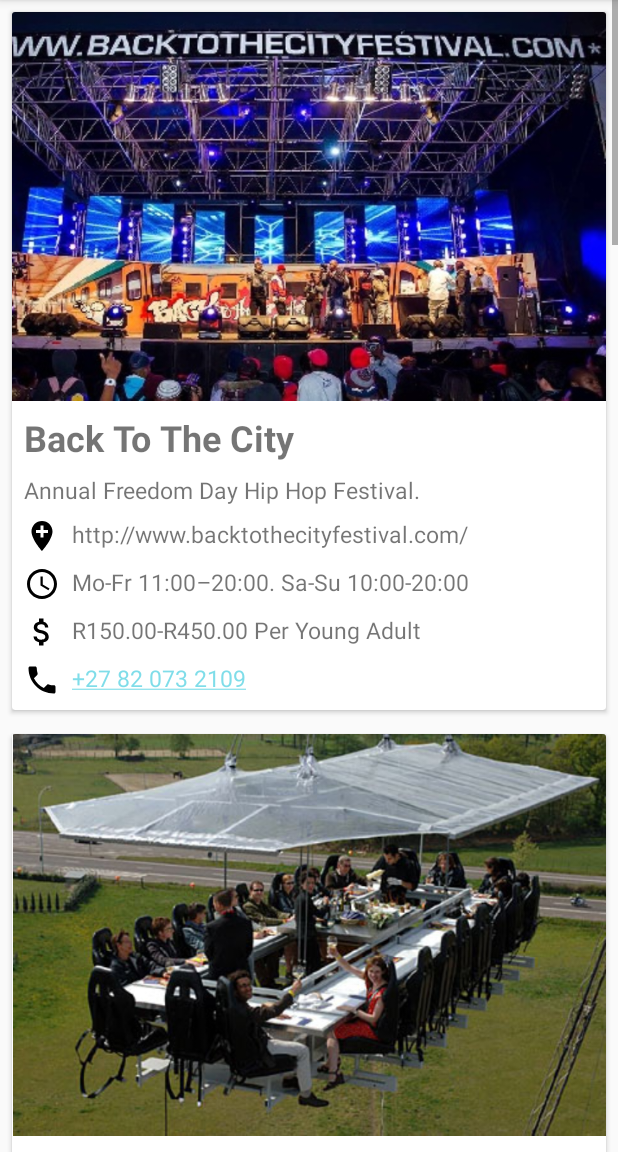
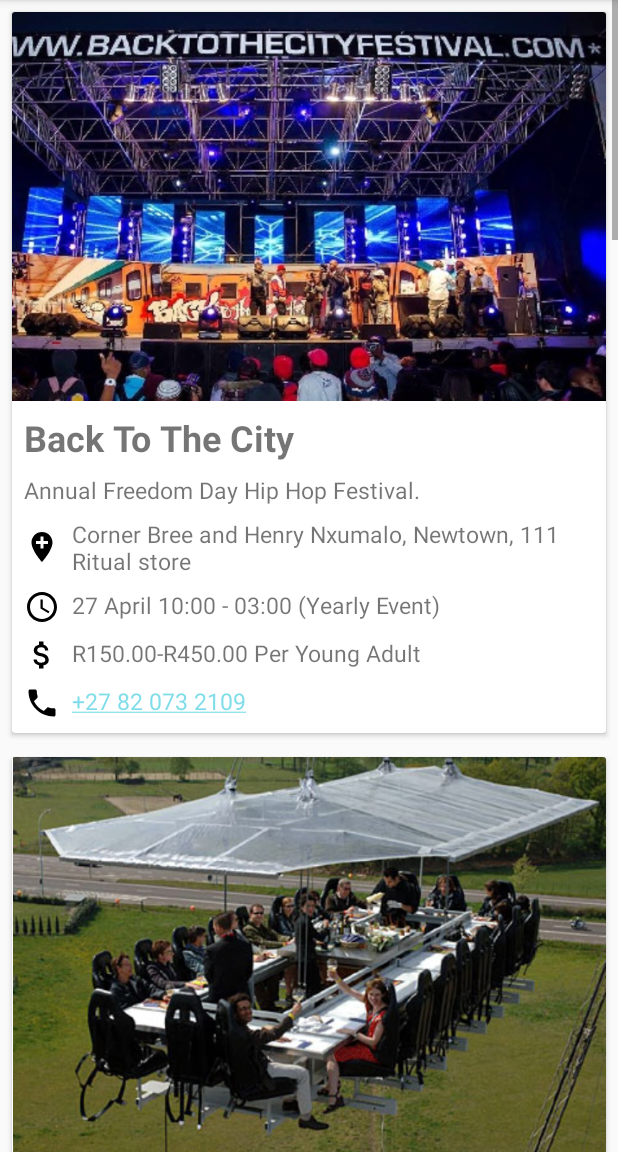
Before and after one commit to Cordlesswire/SouthernUtopiav2, an Android app: the fragment EventsFragment shown on its own in the app's theme, on a phone screen of 412 x 824 dp, the part 84-1236 px from its top. Run offline under Robolectric (Android 15) with nearby library versions, the phone set to English and light mode, and no system bars.

Commit message:
Initial Commit

```diff
--- a/app/src/main/res/values/strings.xml
+++ b/app/src/main/res/values/strings.xml
@@ -108,9 +108,9 @@
     <!-- Event 1 -->
     <string name="events_backtothecity_name">Back To The City</string>
     <string name="events_backtothecity_description">Annual Freedom Day Hip Hop Festival.</string>
-    <string name="events_backtothecity_address">http://www.backtothecityfestival.com/</string>
+    <string name="events_backtothecity_address">Corner Bree and Henry Nxumalo, Newtown, 111 Ritual store</string>
     <string name="events_backtothecity_phone">+27 82 073 2109</string>
-    <string name="events_backtothecity_schedule">Mo-Fr 11:00–20:00. Sa-Su 10:00-20:00</string>
+    <string name="events_backtothecity_schedule">27 April 10:00 - 03:00 (Yearly Event)</string>
     <string name="events_backtothecity_price">R150.00-R450.00 Per Young Adult </string>
 
     <!-- Event 2 -->
@@ -118,7 +118,7 @@
     <string name="events_dinnerinthesky_description">Dinner in the Sky is a hosted table suspended at a height of up to 60 metres by crane and executed by a team of professionals. It accommodates for 22 people around the table at every session with three staff in the middle.</string>
     <string name="events_dinnerinthesky_address">Val Bonne Country Estate, Modderfontein Nature Reserve, Johannesburg</string>
     <string name="events_dinnerinthesky_phone">+27 84 449 6040</string>
-    <string name="events_dinnerinthesky_schedule">Sat </string>
+    <string name="events_dinnerinthesky_schedule">Saturdays </string>
     <string name="events_dinnerinthesky_price">Lunch : R420.00 Per Person. Afternoon Snack: R295.00 Per Person (60 min. experience)</string>
 
     <!-- Event 3 -->
```
